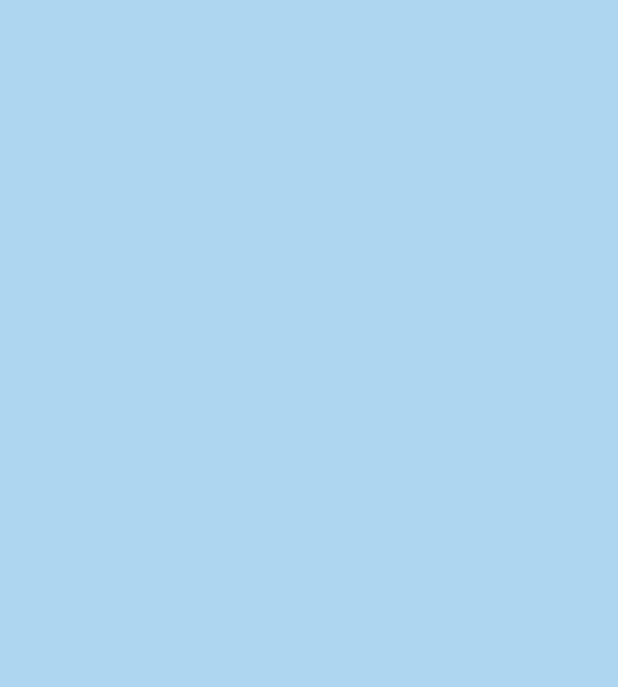
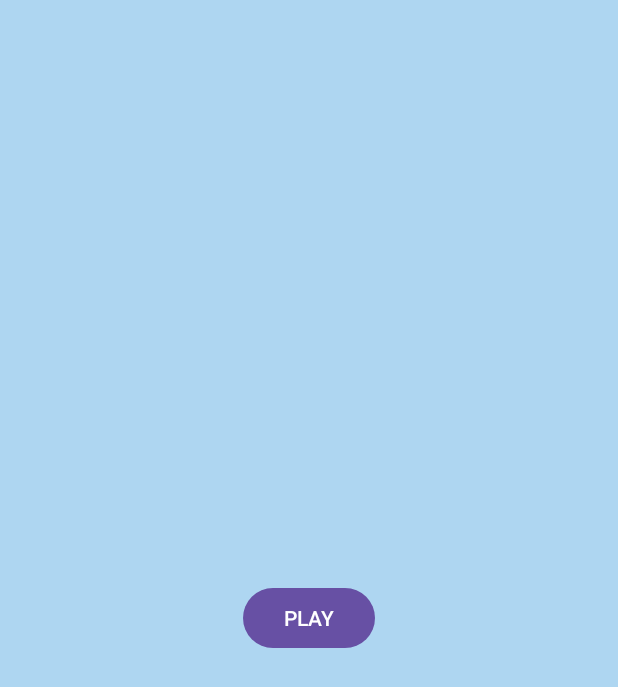
Before and after one commit to GAX3/VennDiagramGame, an Android app: the screen it shows after launch (MainActivity), on a phone screen of 412 x 824 dp. Before the commit the part shown is empty. Shown: the top 687 px of the screen. Run offline under Robolectric (Android 15) with nearby library versions, the light colour scheme and no system bars; pictures from the network do not load.

Commit message:
Añadiendo fragmentos

```diff
--- a/app/build.gradle
+++ b/app/build.gradle
@@ -58,4 +58,10 @@ dependencies {
     implementation 'com.github.bumptech.glide:glide:4.15.1'
     kapt 'com.github.bumptech.glide:compiler:4.15.1'
 
+    implementation 'com.squareup.retrofit2:retrofit:2.9.0'
+    implementation 'com.squareup.retrofit2:converter-gson:2.9.0'
+    implementation 'org.jetbrains.kotlinx:kotlinx-coroutines-android:1.7.3' // For coroutines
+    implementation 'com.squareup.okhttp3:logging-interceptor:4.11.0' // Optional: For logging HTTP requests
+
+
 }
--- a/app/src/main/java/com/example/venndiagramgameapp/fragments/HomeFragment.kt
+++ b/app/src/main/java/com/example/venndiagramgameapp/fragments/HomeFragment.kt
@@ -5,14 +5,18 @@ import androidx.fragment.app.Fragment
 import android.view.LayoutInflater
 import android.view.View
 import android.view.ViewGroup
+import androidx.navigation.findNavController
 import com.bumptech.glide.Glide
 import com.example.venndiagramgameapp.R
 import com.example.venndiagramgameapp.databinding.FragmentHomeBinding
+import com.example.venndiagramgameapp.viewmodel.UserViewModel
 
 class HomeFragment : Fragment() {
 
     private var _binding: FragmentHomeBinding? = null
     private val binding get() = _binding!!
+
+    private val viewModel by lazy { UserViewModel() }
 
     override fun onCreateView(
         inflater: LayoutInflater, container: ViewGroup?,
@@ -26,6 +30,12 @@ class HomeFragment : Fragment() {
     override fun onViewCreated(view: View, savedInstanceState: Bundle?) {
         super.onViewCreated(view, savedInstanceState)
 
+        binding.btnGame.setOnClickListener {
+            view.findNavController().navigate(R.id.gameOptionsFragment)
+        }
+
+        viewModel.currentUser = "XD"
+
         Glide.with(this)
             .asGif()
             .load("https://cdn.pixabay.com/animation/2024/02/17/02/20/02-20-10-821_512.gif") // Replace with your GIF URL or local resource
--- /dev/null
+++ b/app/src/main/java/com/example/venndiagramgameapp/viewmodel/UserViewModel.kt
@@ -0,0 +1,8 @@
+package com.example.venndiagramgameapp.viewmodel
+
+import androidx.lifecycle.ViewModel
+
+class UserViewModel() : ViewModel() {
+
+    var currentUser: String = ""
+}
--- a/app/src/main/res/layout/fragment_home.xml
+++ b/app/src/main/res/layout/fragment_home.xml
@@ -17,6 +17,16 @@
         app:layout_constraintTop_toTopOf="parent"
         app:layout_constraintBottom_toBottomOf="parent"/>
 
+    <com.google.android.material.button.MaterialButton
+        android:id="@+id/btnGame"
+        android:layout_width="wrap_content"
+        android:layout_height="wrap_content"
+        android:text="PLAY"
+        app:layout_constraintStart_toStartOf="parent"
+        app:layout_constraintEnd_toEndOf="parent"
+        app:layout_constraintTop_toTopOf="parent"
+        app:layout_constraintBottom_toBottomOf="parent"/>
+
 
 
 </androidx.constraintlayout.widget.ConstraintLayout>
--- a/app/src/main/res/navigation/app_navigation.xml
+++ b/app/src/main/res/navigation/app_navigation.xml
@@ -8,6 +8,16 @@
         android:id="@+id/homeFragment"
         android:name="com.example.venndiagramgameapp.fragments.HomeFragment"
         android:label="Home"
-        tools:layout="@layout/fragment_home"/>
+        tools:layout="@layout/fragment_home">
+        <action
+            android:id="@+id/action_homeFragment_to_gameOptionsFragement"
+            app:destination="@id/gameOptionsFragment" />
+    </fragment>
+
+    <fragment
+        android:id="@+id/gameOptionsFragment"
+        android:name="com.example.venndiagramgameapp.fragments.GamesOptionFragment"
+        android:label="Home"
+        tools:layout="@layout/fragment_games_option"/>
 
 </navigation>
```
Also changed, not shown: app/src/main/java/com/example/venndiagramgameapp/fragments/GameFragment.kt (added, +26 -0 lines), app/src/main/java/com/example/venndiagramgameapp/fragments/GamesOptionFragment.kt (added, +35 -0 lines), app/src/main/res/layout/fragment_game.xml (added, +14 -0 lines), app/src/main/res/layout/fragment_games_option.xml (added, +14 -0 lines).
